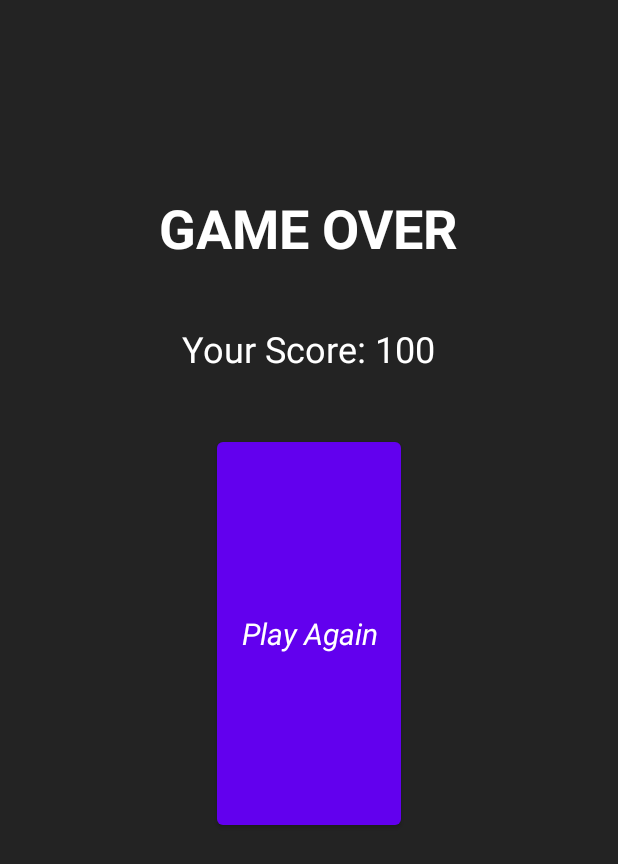
After one commit to yasinkarademir/wordGame, an Android app: the layout activity_info.xml on its own in the app's theme, with its tools: preview values and no code run, on a phone screen of 412 x 824 dp. The commit adds this screen. Shown: the top 864 px of the screen. Run offline under Robolectric (Android 15) with nearby library versions, the phone set to English and light mode, and no system bars.

Commit message:
infopage-add score control

```diff
--- /dev/null
+++ b/app/src/main/res/layout/activity_info.xml
@@ -0,0 +1,49 @@
+<RelativeLayout xmlns:android="http://schemas.android.com/apk/res/android"
+    android:layout_width="match_parent"
+    android:layout_height="match_parent"
+    android:background="#232323">
+
+    <!-- Oyunun bittiğini bildiren metin -->
+
+    <!-- Puanın gösterildiği alan -->
+    <TextView
+        android:id="@+id/GameOver"
+        android:layout_width="wrap_content"
+        android:layout_height="wrap_content"
+        android:layout_alignParentTop="true"
+        android:layout_centerHorizontal="true"
+        android:layout_marginTop="127dp"
+        android:text="GAME OVER"
+        android:textColor="#fff"
+        android:textSize="36sp"
+        android:textStyle="bold" />
+
+    <TextView
+        android:id="@+id/Score"
+        android:layout_width="wrap_content"
+        android:layout_height="wrap_content"
+        android:layout_below="@id/GameOver"
+        android:layout_centerHorizontal="true"
+        android:layout_marginTop="40dp"
+        android:text="Your Score: 100"
+        android:textColor="#fff"
+        android:textSize="24sp" />
+
+    <!-- Tekrar oyun oynamak için metin linki -->
+    <Button
+        android:id="@+id/PlayAgain"
+        android:layout_width="wrap_content"
+        android:layout_height="wrap_content"
+        android:layout_below="@id/Score"
+        android:layout_alignParentBottom="true"
+        android:layout_centerHorizontal="true"
+        android:layout_marginTop="40dp"
+        android:layout_marginBottom="268dp"
+        android:onClick="onPlayAgainClicked"
+        android:text="Play Again"
+        android:textAppearance="?android:attr/textAppearanceMedium"
+        android:textColor="#FFFFFF"
+        android:textSize="20sp"
+        android:textStyle="italic" />
+
+</RelativeLayout>
```
Also changed, not shown: app/src/main/AndroidManifest.xml (+7 -45 lines), app/src/main/java/com/sevvalbayramli/wordgame/InfoPage.java (added, +36 -0 lines), app/src/main/java/com/sevvalbayramli/wordgame/Letter.java (+9 -0 lines), app/src/main/java/com/sevvalbayramli/wordgame/MainActivity.java (+71 -54 lines), app/src/main/res/drawable/cycle_button.xml (added, +9 -0 lines).
